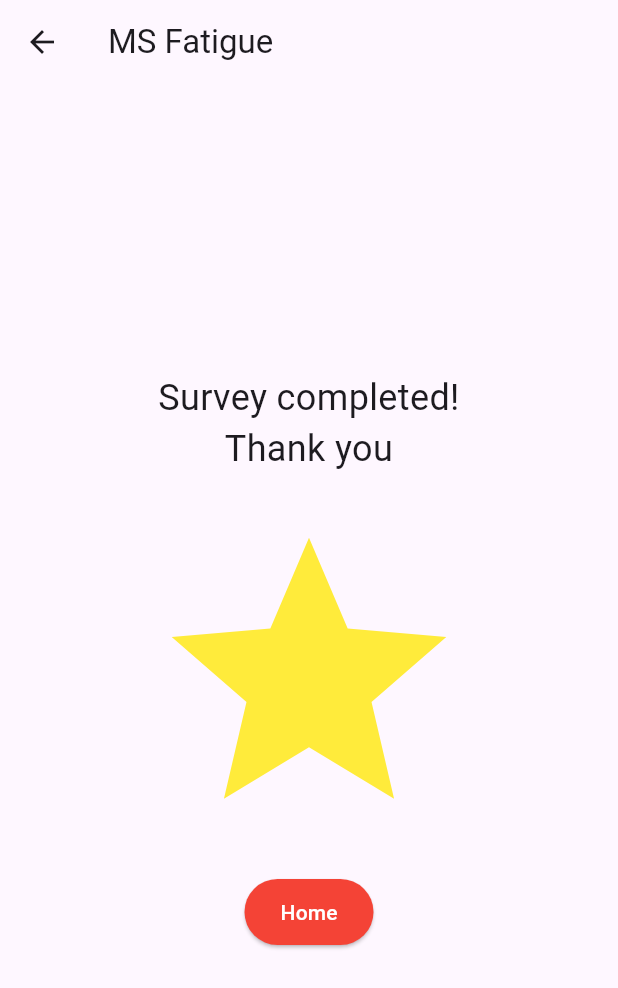
After one commit to anusii/msfatigue, a Flutter app: the SurveyCompleted screen opened directly, on a phone screen of 412 x 824 dp. The commit adds this screen. Shown: the top 988 px of the screen. Run offline on Flutter 3.47's test engine with Material 3 defaults, Android fonts, the phone set to English and light mode, and no system bars; our stand-ins replace flutter_markdown, universal_io; missing offline and left inert: rdflib, solidpod, window_manager.

Commit message:
add survey completed

```diff
--- /dev/null
+++ b/lib/questionnaire/suvey_completed.dart
@@ -0,0 +1,50 @@
+import 'package:flutter/material.dart';
+
+class SurveyCompleted extends StatelessWidget {
+  const SurveyCompleted({super.key});
+
+  @override
+  Widget build(BuildContext context) {
+    return Scaffold(
+      appBar: AppBar(
+        title: const Text("MS Fatigue"),
+      ),
+      body: Center(
+        child: Column(
+          mainAxisAlignment: MainAxisAlignment.center,
+          children: [
+            const Text(
+              "Survey completed!\nThank you",
+              style: TextStyle(
+                fontSize: 24,
+              ),
+              textAlign: TextAlign.center,
+            ),
+            const SizedBox(height: 24),
+            const Icon(
+              Icons.star,
+              size: 220,
+              color: Colors.yellow,
+            ),
+            const SizedBox(height: 24),
+            ElevatedButton(
+              onPressed: () {
+                Navigator.popUntil(context,
+                    (route) => route.isFirst); // Go back to the home screen
+              },
+              style: ElevatedButton.styleFrom(
+                backgroundColor: Colors.red,
+                padding:
+                    const EdgeInsets.symmetric(horizontal: 24, vertical: 12),
+              ),
+              child: const Text(
+                "Home",
+                style: TextStyle(color: Colors.white),
+              ),
+            ),
+          ],
+        ),
+      ),
+    );
+  }
+}
```
Also changed, not shown: lib/questionnaire/question.dart (+12 -2 lines), lib/questionnaire/submit_confirmation.dart (added, +75 -0 lines).
